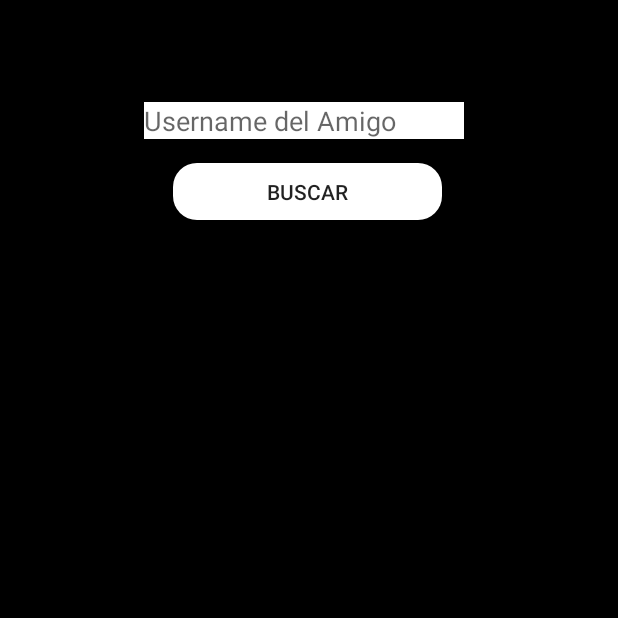
After one commit to Kevin-alcalde/AndroidV1, an Android app: the BuscadorActivity screen opened directly, with no data from a screen before it, on a phone screen of 412 x 824 dp, the top half of it. The commit adds this screen. Run offline under Robolectric (Android 15) with nearby library versions, the phone set to English and light mode, and no system bars.

Commit message:
Añadido El buscador de información de amigos

```diff
--- a/app/src/main/AndroidManifest.xml
+++ b/app/src/main/AndroidManifest.xml
@@ -12,7 +12,9 @@
         android:supportsRtl="true"
         android:theme="@style/Theme.AndroidProyecto"
         android:usesCleartextTraffic="true">
-        <activity android:name=".DashboardActivity"></activity>
+        <activity android:name=".ComunidadActivity"></activity>
+        <activity android:name=".BuscadorActivity" />
+        <activity android:name=".DashboardActivity" />
         <activity android:name=".SplashActivity">
             <intent-filter>
                 <action android:name="android.intent.action.MAIN" />
@@ -22,7 +24,7 @@
         </activity>
         <activity android:name=".PerfilActivity" />
         <activity android:name=".ResgisterActivity" />
-        <activity android:name=".MainActivity"></activity>
+        <activity android:name=".MainActivity" />
     </application>
 
 </manifest>
--- /dev/null
+++ b/app/src/main/java/edu/upc/dsa/androidproyecto/BuscadorActivity.java
@@ -0,0 +1,97 @@
+package edu.upc.dsa.androidproyecto;
+
+import androidx.appcompat.app.AlertDialog;
+import androidx.appcompat.app.AppCompatActivity;
+
+import android.content.DialogInterface;
+import android.os.Bundle;
+import android.view.View;
+import android.widget.EditText;
+import android.widget.TextView;
+
+import retrofit2.Call;
+import retrofit2.Callback;
+import retrofit2.Response;
+
+public class BuscadorActivity extends AppCompatActivity {
+    TextView nombreEtiqueta;
+    TextView apellidoEtiqueta;
+    TextView correoEtiqueta;
+    TextView ciudadEtiqueta;
+    TextView nombre;
+    TextView apellido;
+    TextView correo;
+    TextView ciudad;
+    EditText buscador;
+
+    @Override
+    protected void onCreate(Bundle savedInstanceState) {
+        super.onCreate(savedInstanceState);
+        setContentView(R.layout.activity_buscador);
+        buscador=findViewById(R.id.UsernameText);
+        nombreEtiqueta=findViewById(R.id.nombreText);
+        apellidoEtiqueta=findViewById(R.id.lastnameText);
+        correoEtiqueta=findViewById(R.id.correoText);
+        ciudadEtiqueta=findViewById(R.id.ciudadText);
+        nombre=findViewById(R.id.nombreVal);
+        apellido=findViewById(R.id.apellidoVal);
+        correo=findViewById(R.id.correoVal);
+        ciudad=findViewById(R.id.ciudadVal);
+
+
+
+
+
+
+
+
+
+    }
+
+    public void buscar(View view) {
+        Call<Jugador> call = ApiClient.getUserService().getJugadorByUserName(buscador.getText().toString());
+        call.enqueue(new Callback<Jugador>() {
+            @Override
+            public void onResponse(Call<Jugador> call, Response<Jugador> response) {
+                if(response.code()==201){
+                    nombreEtiqueta.setText("Nombre");
+                    apellidoEtiqueta.setText("Apellido");
+                    correoEtiqueta.setText("Correo");
+                    ciudadEtiqueta.setText("Ciudad");
+                    nombre.setText(response.body().getName());
+                    apellido.setText(response.body().getLastname());
+                    correo.setText(response.body().getMail());
+                    ciudad.setText(response.body().getCity());
+
+
+                }
+                else if (response.code()==404){
+                    AlertDialog alertDialog = new AlertDialog.Builder (BuscadorActivity.this).create();
+                    alertDialog.setTitle("Error: "+ response.code() );
+                    alertDialog.setMessage("El usuario no existe");
+                    alertDialog.setButton(AlertDialog.BUTTON_NEUTRAL, "OK",
+                            new DialogInterface.OnClickListener() {
+                                public void onClick(DialogInterface dialog, int which) {
+                                    dialog.dismiss();
+                                }
+                            });
+                    alertDialog.show();
+                }
+
+            }
+
+            @Override
+            public void onFailure(Call<Jugador> call, Throwable t) {
+
+            }
+        });
+
+
+
+
+
+
+    }
+
+
+}
--- /dev/null
+++ b/app/src/main/java/edu/upc/dsa/androidproyecto/ComunidadActivity.java
@@ -0,0 +1,14 @@
+package edu.upc.dsa.androidproyecto;
+
+import androidx.appcompat.app.AppCompatActivity;
+
+import android.os.Bundle;
+
+public class ComunidadActivity extends AppCompatActivity {
+
+    @Override
+    protected void onCreate(Bundle savedInstanceState) {
+        super.onCreate(savedInstanceState);
+        setContentView(R.layout.activity_comunidad);
+    }
+}
--- a/app/src/main/java/edu/upc/dsa/androidproyecto/DashboardActivity.java
+++ b/app/src/main/java/edu/upc/dsa/androidproyecto/DashboardActivity.java
@@ -37,11 +37,15 @@ public class DashboardActivity extends AppCompatActivity {
     }
 
     public void Loger (View view) {
-        Intent intent = new Intent(this,PerfilActivity.class);
+        Intent intent = new Intent(this, PerfilActivity.class);
         intent.putExtras(bundle);
         startActivity(intent);
 
+    }
 
+    public void BuscarAmigo (View view) {
+        Intent intent = new Intent(this,BuscadorActivity.class);
+        startActivity(intent);
 
     }
 
@@ -49,5 +53,4 @@ public class DashboardActivity extends AppCompatActivity {
 
 
 
-
 }
--- a/app/src/main/java/edu/upc/dsa/androidproyecto/UserService.java
+++ b/app/src/main/java/edu/upc/dsa/androidproyecto/UserService.java
@@ -4,6 +4,7 @@ import retrofit2.Call;
 import retrofit2.http.Body;
 import retrofit2.http.GET;
 import retrofit2.http.POST;
+import retrofit2.http.Path;
 
 public interface UserService {
 
@@ -13,6 +14,16 @@ public interface UserService {
     @POST("users/registerUser")
     Call<Jugador> createPostRegister(@Body Jugador jugador);
 
+    @GET("users/getUser/{username}")
+    Call<Jugador> getJugadorByUserName(@Path("username")String name);
+
+
+
+
+
+
+
+
 /*
     @POST("tracks/")
     Call<Track> agregarTrack(@Body Track track); */
--- /dev/null
+++ b/app/src/main/res/layout/activity_buscador.xml
@@ -0,0 +1,135 @@
+<?xml version="1.0" encoding="utf-8"?>
+<androidx.constraintlayout.widget.ConstraintLayout xmlns:android="http://schemas.android.com/apk/res/android"
+    xmlns:app="http://schemas.android.com/apk/res-auto"
+    xmlns:tools="http://schemas.android.com/tools"
+    android:layout_width="match_parent"
+    android:layout_height="match_parent"
+    android:background="@color/black"
+    tools:context=".BuscadorActivity">
+
+    <EditText
+        android:id="@+id/UsernameText"
+        android:layout_width="wrap_content"
+        android:layout_height="wrap_content"
+        android:layout_marginStart="96dp"
+        android:layout_marginLeft="96dp"
+        android:layout_marginTop="68dp"
+        android:background="@color/white"
+        android:ems="10"
+        android:hint="Username del Amigo"
+        android:inputType="textPersonName"
+        app:layout_constraintStart_toStartOf="parent"
+        app:layout_constraintTop_toTopOf="parent" />
+
+    <TextView
+        android:id="@+id/nombreText"
+        android:layout_width="wrap_content"
+        android:layout_height="wrap_content"
+        android:layout_marginStart="68dp"
+        android:layout_marginLeft="68dp"
+        android:layout_marginTop="192dp"
+
+        android:textColor="@color/white"
+        android:textStyle="bold"
+        app:layout_constraintStart_toStartOf="parent"
+        app:layout_constraintTop_toTopOf="parent" />
+
+    <TextView
+        android:id="@+id/lastnameText"
+        android:layout_width="wrap_content"
+        android:layout_height="wrap_content"
+        android:layout_marginStart="68dp"
+        android:layout_marginLeft="68dp"
+        android:layout_marginTop="40dp"
+        android:textColor="@color/white"
+        android:textStyle="bold"
+        app:layout_constraintStart_toStartOf="parent"
+        app:layout_constraintTop_toBottomOf="@+id/nombreText" />
+
+    <TextView
+        android:id="@+id/correoText"
+        android:layout_width="wrap_content"
+        android:layout_height="wrap_content"
+        android:layout_marginStart="68dp"
+        android:layout_marginLeft="68dp"
+        android:layout_marginTop="40dp"
+        android:textColor="@color/white"
+        android:textStyle="bold"
+        app:layout_constraintStart_toStartOf="parent"
+        app:layout_constraintTop_toBottomOf="@+id/lastnameText" />
+
+    <TextView
+        android:id="@+id/ciudadText"
+        android:layout_width="wrap_content"
+        android:layout_height="wrap_content"
+        android:layout_marginStart="68dp"
+        android:layout_marginLeft="68dp"
+        android:layout_marginTop="40dp"
+        android:textColor="@color/white"
+        android:textStyle="bold"
+        app:layout_constraintStart_toStartOf="parent"
+        app:layout_constraintTop_toBottomOf="@+id/correoText" />
+
+    <TextView
+        android:id="@+id/nombreVal"
+        android:layout_width="wrap_content"
+        android:layout_height="wrap_content"
+        android:layout_marginTop="192dp"
+        android:layout_marginEnd="68dp"
+        android:layout_marginRight="68dp"
+        android:textColor="@color/white"
+        android:textStyle="bold"
+        app:layout_constraintEnd_toEndOf="parent"
+        app:layout_constraintTop_toTopOf="parent" />
+
+    <TextView
+        android:id="@+id/apellidoVal"
+        android:layout_width="wrap_content"
+        android:layout_height="wrap_content"
+        android:layout_marginTop="40dp"
+        android:layout_marginEnd="68dp"
+        android:layout_marginRight="68dp"
+        android:textColor="@color/white"
+        android:textStyle="bold"
+        app:layout_constraintEnd_toEndOf="parent"
+        app:layout_constraintTop_toBottomOf="@+id/nombreVal" />
+
+    <TextView
+        android:id="@+id/correoVal"
+        android:layout_width="wrap_content"
+        android:layout_height="wrap_content"
+        android:layout_marginTop="40dp"
+        android:layout_marginEnd="68dp"
+        android:layout_marginRight="68dp"
+        android:textColor="@color/white"
+        android:textStyle="bold"
+        app:layout_constraintEnd_toEndOf="parent"
+        app:layout_constraintTop_toBottomOf="@+id/apellidoVal" />
+
+    <TextView
+        android:id="@+id/ciudadVal"
+        android:layout_width="wrap_content"
+        android:layout_height="wrap_content"
+        android:layout_marginTop="40dp"
+        android:layout_marginEnd="68dp"
+        android:layout_marginRight="68dp"
+        android:textColor="@color/white"
+        android:textStyle="bold"
+        app:layout_constraintEnd_toEndOf="parent"
+        app:layout_constraintTop_toBottomOf="@+id/correoVal" />
+
+    <Button
+        android:id="@+id/button"
+        android:layout_width="179dp"
+        android:layout_height="38dp"
+        android:layout_marginTop="16dp"
+        android:background="@drawable/botton_registrar"
+        android:onClick="buscar"
+        android:text="Buscar"
+        app:layout_constraintEnd_toEndOf="parent"
+        app:layout_constraintHorizontal_bias="0.497"
+        app:layout_constraintStart_toStartOf="parent"
+        app:layout_constraintTop_toBottomOf="@+id/UsernameText" />
+
+
+</androidx.constraintlayout.widget.ConstraintLayout>
--- /dev/null
+++ b/app/src/main/res/layout/activity_comunidad.xml
@@ -0,0 +1,9 @@
+<?xml version="1.0" encoding="utf-8"?>
+<androidx.constraintlayout.widget.ConstraintLayout xmlns:android="http://schemas.android.com/apk/res/android"
+    xmlns:app="http://schemas.android.com/apk/res-auto"
+    xmlns:tools="http://schemas.android.com/tools"
+    android:layout_width="match_parent"
+    android:layout_height="match_parent"
+    tools:context=".ComunidadActivity">
+
+</androidx.constraintlayout.widget.ConstraintLayout>
--- a/app/src/main/res/layout/activity_dashboard.xml
+++ b/app/src/main/res/layout/activity_dashboard.xml
@@ -69,6 +69,7 @@
         android:layout_marginTop="28dp"
         android:layout_marginEnd="36dp"
         android:layout_marginRight="36dp"
+        android:onClick="BuscarAmigo"
         app:layout_constraintEnd_toEndOf="parent"
         app:layout_constraintTop_toBottomOf="@+id/Header"
         app:srcCompat="@drawable/tome" />
```
